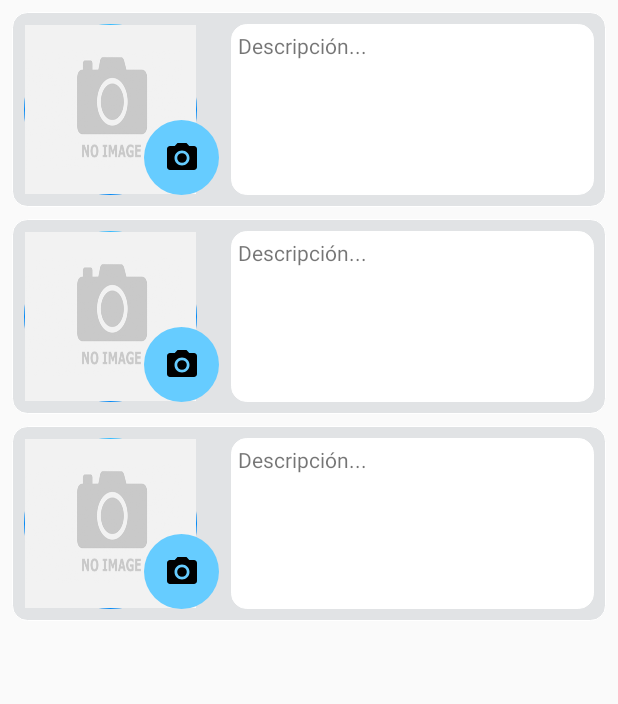
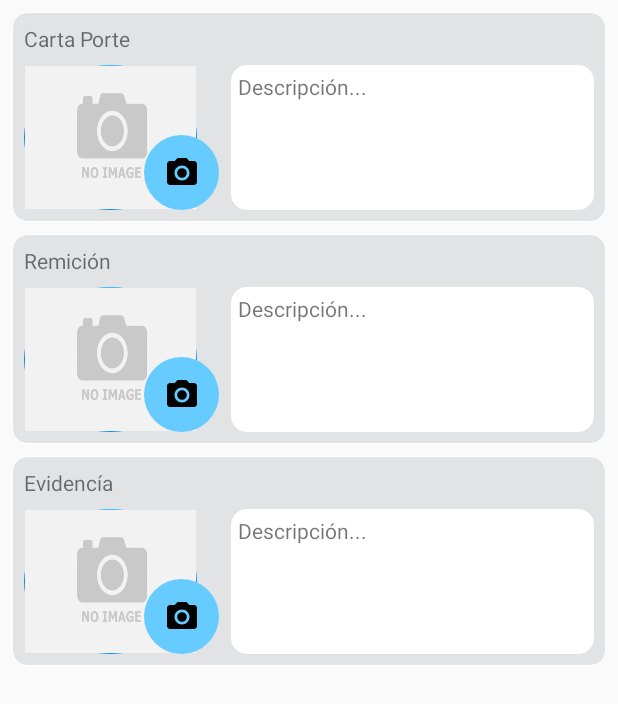
Before and after one commit to logistikgo/app_bkg_operador, an Android app: the layout fragment_viaje_subirevidencias.xml on its own in the app's theme, with its tools: preview values and no code run, on a phone screen of 412 x 824 dp. Shown: the top 704 px of the screen. Run offline under Robolectric (Android 15) with nearby library versions, the phone set to English and light mode, and no system bars.

Commit message:
Jorge Enríquez 16/11/2017 16:01

```diff
--- a/app/src/main/res/layout/fragment_viaje_subirevidencias.xml
+++ b/app/src/main/res/layout/fragment_viaje_subirevidencias.xml
@@ -14,7 +14,7 @@
         <ImageView
             android:id="@+id/imageViewBackgroundEivendeUno"
             android:layout_width="0dp"
-            android:layout_height="130dp"
+            android:layout_height="140dp"
             android:layout_marginEnd="8dp"
             android:layout_marginLeft="8dp"
             android:layout_marginRight="8dp"
@@ -25,20 +25,30 @@
             app:layout_constraintTop_toTopOf="parent"
             app:srcCompat="@drawable/backgound_list_evidence" />
 
+        <TextView
+            android:id="@+id/textView"
+            android:layout_width="wrap_content"
+            android:layout_height="0dp"
+            android:text="Carta Porte"
+            app:layout_constraintTop_toTopOf="@+id/imageViewBackgroundEivendeUno"
+            android:layout_marginTop="8dp"
+            android:layout_marginLeft="8dp"
+            app:layout_constraintLeft_toLeftOf="@+id/imageViewBackgroundEivendeUno" />
+
         <ImageView
             android:id="@+id/imageEvidenceUno"
             android:layout_width="115dp"
             android:layout_height="0dp"
             android:layout_marginLeft="8dp"
             android:layout_marginStart="8dp"
-            android:layout_marginTop="8dp"
             android:background="@drawable/image_round"
             android:scaleType="fitXY"
             app:layout_constraintLeft_toLeftOf="@+id/imageViewBackgroundEivendeUno"
-            app:layout_constraintTop_toTopOf="@+id/imageViewBackgroundEivendeUno"
             app:srcCompat="@drawable/no_images"
             app:layout_constraintBottom_toBottomOf="@+id/imageViewBackgroundEivendeUno"
-            android:layout_marginBottom="8dp" />
+            android:layout_marginBottom="8dp"
+            android:layout_marginTop="8dp"
+            app:layout_constraintTop_toBottomOf="@+id/textView" />
 
         <ImageButton
             android:id="@+id/buttonEvidenceUno"
@@ -66,14 +76,14 @@
             app:layout_constraintBottom_toBottomOf="@+id/imageViewBackgroundEivendeUno"
             android:layout_marginBottom="8dp"
             app:layout_constraintHorizontal_bias="0.0"
-            app:layout_constraintTop_toTopOf="@+id/imageViewBackgroundEivendeUno"
+            android:background="@drawable/background_textview"
             android:layout_marginTop="8dp"
-            android:background="@drawable/background_textview"/>
+            app:layout_constraintTop_toBottomOf="@+id/textView" />
 
         <ImageView
             android:id="@+id/imageViewBackgroundEivendeDos"
             android:layout_width="0dp"
-            android:layout_height="130dp"
+            android:layout_height="140dp"
             android:layout_marginEnd="8dp"
             android:layout_marginLeft="8dp"
             android:layout_marginRight="8dp"
@@ -84,6 +94,16 @@
             app:layout_constraintTop_toBottomOf="@+id/imageViewBackgroundEivendeUno"
             app:srcCompat="@drawable/backgound_list_evidence" />
 
+        <TextView
+            android:id="@+id/textView2"
+            android:layout_width="wrap_content"
+            android:layout_height="0dp"
+            android:text="Remición"
+            app:layout_constraintTop_toTopOf="@+id/imageViewBackgroundEivendeDos"
+            android:layout_marginTop="8dp"
+            android:layout_marginLeft="8dp"
+            app:layout_constraintLeft_toLeftOf="@+id/imageViewBackgroundEivendeDos" />
+
         <ImageView
             android:id="@+id/imageEvidenceDos"
             android:layout_width="115dp"
@@ -91,13 +111,13 @@
             android:layout_marginBottom="8dp"
             android:layout_marginLeft="8dp"
             android:layout_marginStart="8dp"
-            android:layout_marginTop="8dp"
             android:background="@drawable/image_round"
             android:scaleType="fitXY"
             app:layout_constraintBottom_toBottomOf="@+id/imageViewBackgroundEivendeDos"
             app:layout_constraintLeft_toLeftOf="@+id/imageViewBackgroundEivendeDos"
-            app:layout_constraintTop_toTopOf="@+id/imageViewBackgroundEivendeDos"
-            app:srcCompat="@drawable/no_images" />
+            app:srcCompat="@drawable/no_images"
+            android:layout_marginTop="8dp"
+            app:layout_constraintTop_toBottomOf="@+id/textView2" />
 
         <ImageButton
             android:id="@+id/buttonEvidenceDos"
@@ -123,17 +143,16 @@
             app:layout_constraintLeft_toRightOf="@+id/buttonEvidenceDos"
             android:layout_marginLeft="8dp"
             app:layout_constraintHorizontal_bias="0.0"
-            app:layout_constraintTop_toTopOf="@+id/imageViewBackgroundEivendeDos"
-            android:layout_marginTop="8dp"
             app:layout_constraintBottom_toBottomOf="@+id/imageViewBackgroundEivendeDos"
             android:layout_marginBottom="8dp"
-            app:layout_constraintVertical_bias="0.0"
-            android:background="@drawable/background_textview" />
+            android:background="@drawable/background_textview"
+            android:layout_marginTop="8dp"
+            app:layout_constraintTop_toBottomOf="@+id/textView2" />
 
         <ImageView
             android:id="@+id/imageViewBackgroundEivendeTres"
             android:layout_width="0dp"
-            android:layout_height="130dp"
+            android:layout_height="140dp"
             android:layout_marginBottom="8dp"
             android:layout_marginEnd="8dp"
             android:layout_marginLeft="8dp"
@@ -146,6 +165,16 @@
             app:layout_constraintTop_toBottomOf="@+id/imageViewBackgroundEivendeDos"
             app:srcCompat="@drawable/backgound_list_evidence" />
 
+        <TextView
+            android:id="@+id/textView3"
+            android:layout_width="wrap_content"
+            android:layout_height="wrap_content"
+            android:layout_marginLeft="8dp"
+            android:layout_marginTop="8dp"
+            android:text="Evidencía"
+            app:layout_constraintLeft_toLeftOf="@+id/imageViewBackgroundEivendeTres"
+            app:layout_constraintTop_toTopOf="@+id/imageViewBackgroundEivendeTres" />
+
         <ImageView
             android:id="@+id/imageEvidenceTres"
             android:layout_width="115dp"
@@ -153,13 +182,13 @@
             android:layout_marginBottom="8dp"
             android:layout_marginLeft="8dp"
             android:layout_marginStart="8dp"
-            android:layout_marginTop="8dp"
             android:background="@drawable/image_round"
             android:scaleType="fitXY"
             app:layout_constraintBottom_toBottomOf="@+id/imageViewBackgroundEivendeTres"
             app:layout_constraintLeft_toLeftOf="@+id/imageViewBackgroundEivendeTres"
-            app:layout_constraintTop_toTopOf="@+id/imageViewBackgroundEivendeTres"
-            app:srcCompat="@drawable/no_images" />
+            app:srcCompat="@drawable/no_images"
+            android:layout_marginTop="8dp"
+            app:layout_constraintTop_toBottomOf="@+id/textView3" />
 
         <ImageButton
             android:id="@+id/buttonEvidenceTres"
@@ -185,11 +214,12 @@
             app:layout_constraintLeft_toRightOf="@+id/buttonEvidenceTres"
             android:layout_marginLeft="8dp"
             app:layout_constraintHorizontal_bias="0.0"
-            app:layout_constraintTop_toTopOf="@+id/imageViewBackgroundEivendeTres"
-            android:layout_marginTop="8dp"
             app:layout_constraintBottom_toBottomOf="@+id/imageViewBackgroundEivendeTres"
             android:layout_marginBottom="8dp"
-            android:background="@drawable/background_textview" />
+            android:background="@drawable/background_textview"
+            android:layout_marginTop="8dp"
+            app:layout_constraintTop_toBottomOf="@+id/textView3" />
+
     </android.support.constraint.ConstraintLayout>
 
 </ScrollView>
```
